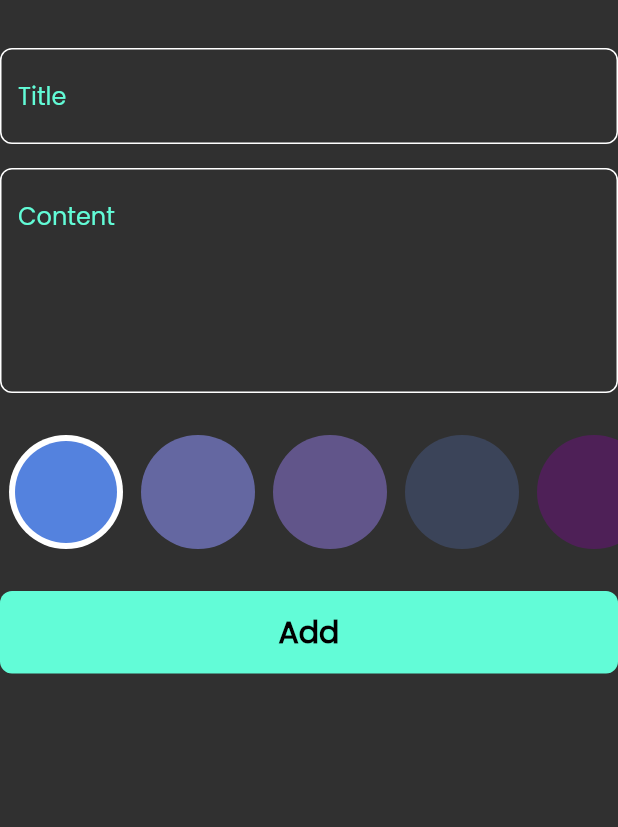
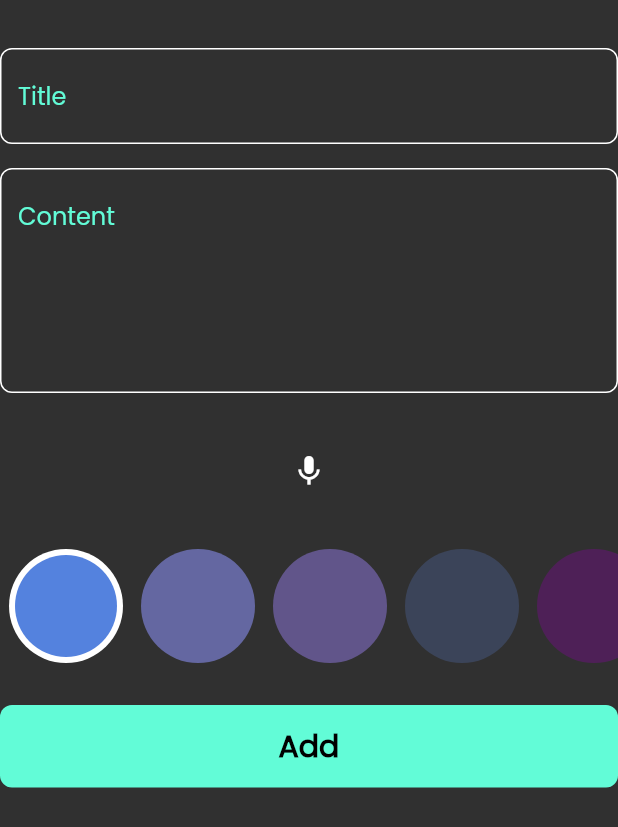
Before and after one commit to MhmmadAlHelou/notes_app, a Flutter app: the AddNoteForm widget shown alone on an empty page, opened directly, on a phone screen of 412 x 824 dp. Shown: the top 827 px of the screen. Run offline on Flutter 3.47's test engine with Material 2 defaults, Android fonts, the phone set to English and light mode, and no system bars; our stand-ins replace bloc, flutter_bloc, hive, hive_flutter, loading_animation_widget, speech_to_text; accounts and stored records are empty.

Commit message:
add speech to text in add note form

```diff
--- a/lib/widgets/add_note_form.dart
+++ b/lib/widgets/add_note_form.dart
@@ -1,6 +1,10 @@
 import 'package:flutter/material.dart';
+import 'package:flutter/services.dart';
 import 'package:flutter_bloc/flutter_bloc.dart';
+import 'package:loading_animation_widget/loading_animation_widget.dart';
 import 'package:notes_app/cubits/add_note_cubit/add_note_cubit.dart';
+import 'package:speech_to_text/speech_recognition_result.dart';
+import 'package:speech_to_text/speech_to_text.dart';
 
 import '../models/note_model.dart';
 import 'colors_list_view.dart';
@@ -21,6 +25,45 @@ class _AddNoteFormState extends State<AddNoteForm> {
   AutovalidateMode autovalidateMode = AutovalidateMode.disabled;
   String? title, subTitle;
 
+  ///////////
+  ///
+  ///
+  ///
+
+  final SpeechToText speechToTextInstance = SpeechToText();
+  String recordedAudioString = "";
+  bool isLoading = false;
+
+  void initializedSpeechToText() async {
+    await speechToTextInstance.initialize();
+    setState(() {});
+  }
+
+  void startListeningNow() async {
+    FocusScope.of(context).unfocus();
+    await speechToTextInstance.listen(onResult: onSpeechToTextResult);
+    setState(() {});
+  }
+
+  void stopListeningNow() async {
+    await speechToTextInstance.stop();
+    setState(() {});
+  }
+
+  void onSpeechToTextResult(SpeechRecognitionResult recognitionResult) {
+    recordedAudioString = recognitionResult.recognizedWords;
+    print('Speech Result');
+    print(recordedAudioString);
+  }
+
+  @override
+  void initState() {
+    super.initState();
+    initializedSpeechToText();
+  }
+
+  ///////////////
+
   @override
   Widget build(BuildContext context) {
     return Form(
@@ -37,14 +80,47 @@ class _AddNoteFormState extends State<AddNoteForm> {
           ),
           const SizedBox(height: 16),
           CustomTextFiel(
-            hint: 'Content',
+            hint: recordedAudioString.isEmpty ? 'Content' : recordedAudioString,
             maxLines: 5,
             onSaved: (p0) {
-              subTitle = p0;
+              subTitle = recordedAudioString.isEmpty ? p0 : recordedAudioString;
             },
           ),
           //   Spacer(),
           const SizedBox(height: 28),
+          ////////////////////////////////
+          Row(
+            mainAxisAlignment: MainAxisAlignment.spaceEvenly,
+            children: [
+              speechToTextInstance.isListening
+                  ? FloatingActionButton(
+                      backgroundColor: Colors.grey[850],
+                      child: Center(
+                        child: LoadingAnimationWidget.beat(
+                          color: speechToTextInstance.isListening
+                              ? Colors.deepPurple
+                              : isLoading
+                                  ? Colors.deepPurple[400]!
+                                  : Colors.deepPurple[200]!,
+                          size: 33,
+                        ),
+                      ),
+                      onPressed: () {
+                        stopListeningNow();
+                      },
+                    )
+                  : IconButton(
+                      onPressed: () {
+                        speechToTextInstance.isListening
+                            ? stopListeningNow()
+                            : startListeningNow();
+                      },
+                      icon: const Icon(Icons.mic),
+                    ),
+            ],
+          ),
+          const SizedBox(height: 28),
+          ////////////////////////////////
           const ColorsListView(),
           const SizedBox(height: 28),
           BlocBuilder<AddNoteCubit, AddNoteState>(
--- a/lib/widgets/custom_text_field.dart
+++ b/lib/widgets/custom_text_field.dart
@@ -2,16 +2,17 @@ import 'package:flutter/material.dart';
 import 'package:notes_app/constants.dart';
 
 class CustomTextFiel extends StatelessWidget {
-  const CustomTextFiel(
-      {super.key,
-      required this.hint,
-      this.maxLines = 1,
-      this.onSaved,
-      this.onChanged});
+  const CustomTextFiel({
+    super.key,
+    required this.hint,
+    this.maxLines = 1,
+    this.onSaved,
+    this.onChanged,
+  });
 
   final String hint;
   final int maxLines;
-  final void Function(String?)? onSaved;
+  final Function(String?)? onSaved;
 
   final Function(String)? onChanged;
 
--- a/pubspec.yaml
+++ b/pubspec.yaml
@@ -37,6 +37,7 @@ dependencies:
   intl: ^0.18.1
   modal_progress_hud_nsn: ^0.4.0
   speech_to_text: ^6.3.0
+  loading_animation_widget: ^1.2.0+4
 
 dev_dependencies:
   build_runner: ^2.4.6
```
Also changed, not shown: pubspec.lock, 3 other files.
